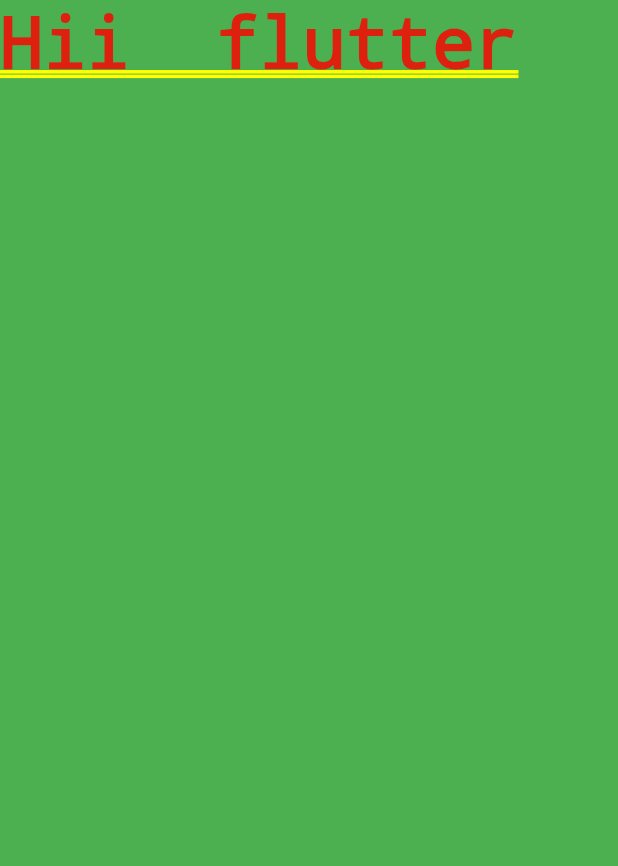
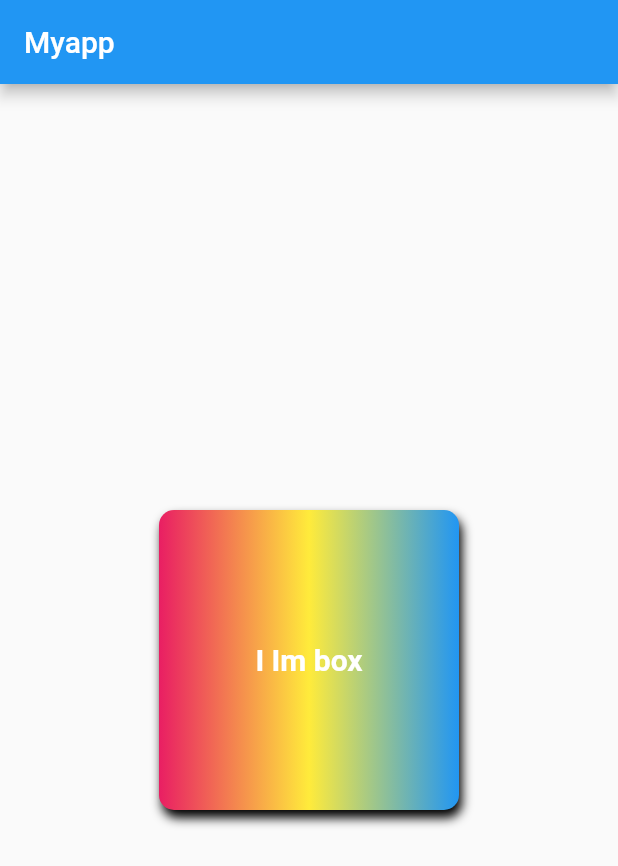
Before and after one commit to nil901/flutter_tutorial, a Flutter app: the screen it shows after launch, on a phone screen of 412 x 824 dp. Shown: the top 866 px of the screen. Run offline on Flutter 3.47's test engine with Material 2 defaults, Android fonts, the phone set to English and light mode, and no system bars.

Commit message:
Container_all_properties

```diff
--- a/lib/main.dart
+++ b/lib/main.dart
@@ -12,9 +12,37 @@ class HomePage extends StatelessWidget {
 
   @override
   Widget build(BuildContext context) {
-    return Container(
-      color: Colors.green,
-      child: Text("Hii  flutter"),
+    return Scaffold(
+      appBar: AppBar(
+        title: Text("Myapp"),
+      ),
+      body: Center(
+        child: Container(
+          //  padding: const EdgeInsets.all(8),
+          alignment: Alignment.center,
+          height: 200,
+          width: 200,
+
+          decoration: BoxDecoration(
+              borderRadius: BorderRadius.circular(10),
+              // shape: BoxShape.circle,
+              color: Colors.red,
+              boxShadow: [
+                BoxShadow(
+                  color: Colors.black,
+                  blurRadius: 5,
+                  offset: Offset(2.0, 5.0),
+                )
+              ],
+              gradient: LinearGradient(
+                  colors: [Colors.pink, Colors.yellow, Colors.blue])),
+          child: Text(
+            "I Im box",
+            style: TextStyle(
+                color: Colors.white, fontSize: 20, fontWeight: FontWeight.bold),
+          ),
+        ),
+      ),
     );
   }
 }
```
